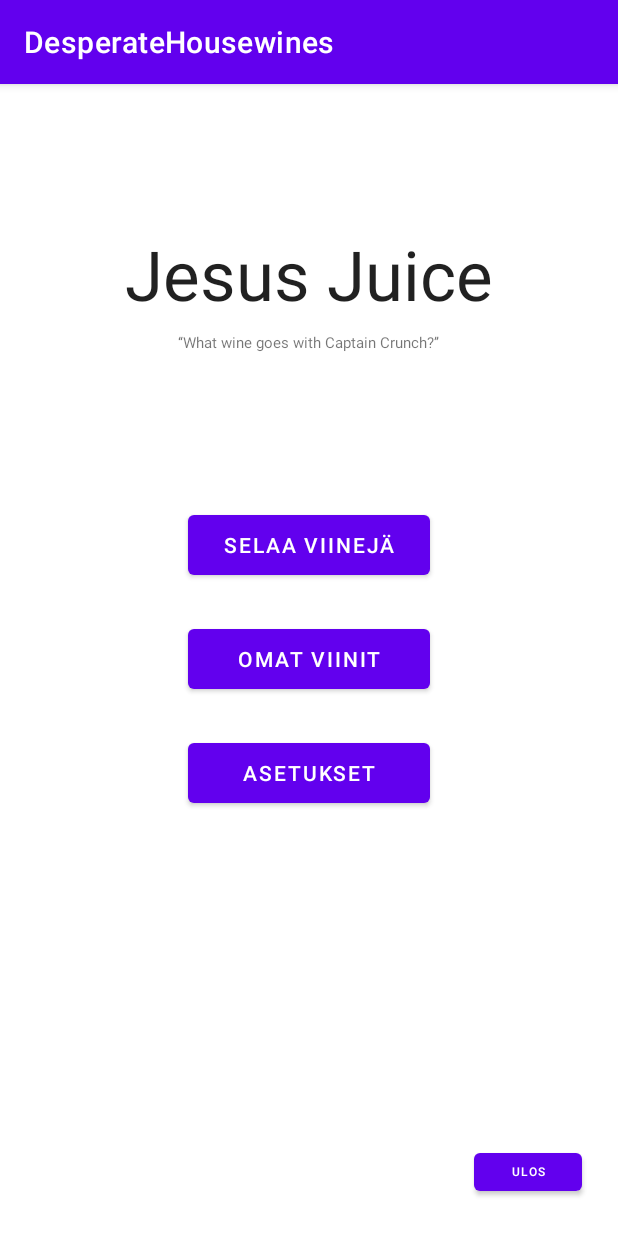
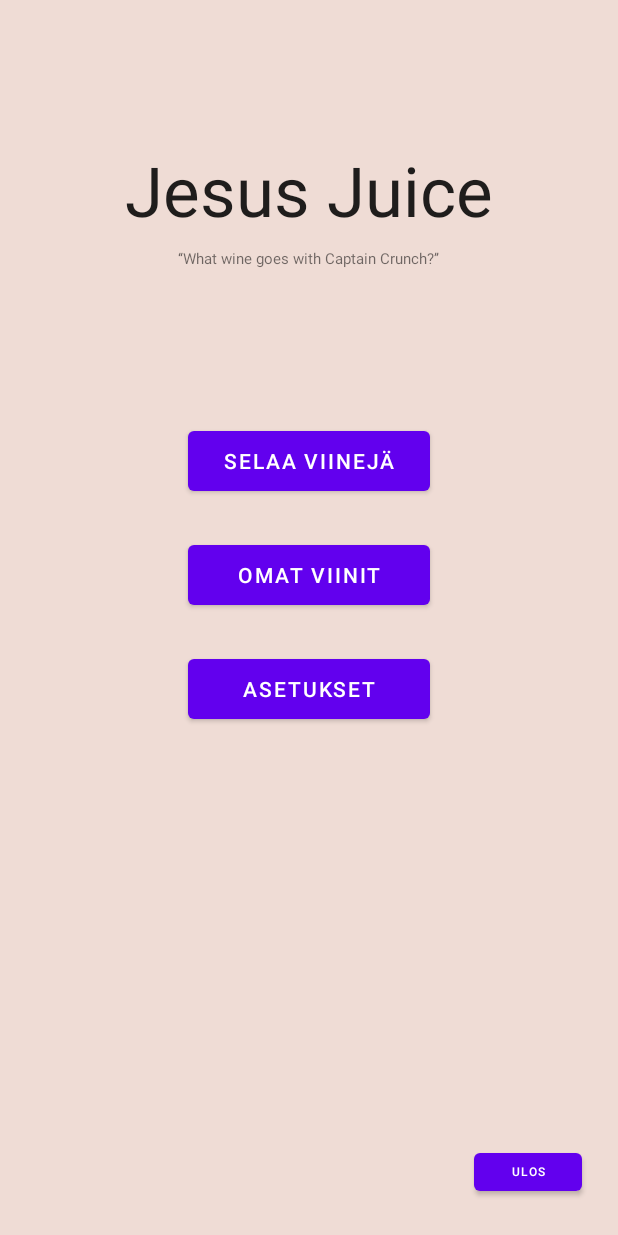
Before and after one commit to lissuu/desperate_housewines, an Android app: the screen it shows after launch (MainActivity), on a phone screen of 412 x 824 dp. Run offline under Robolectric (Android 15) with nearby library versions, the phone set to English and light mode, and no system bars.

Commit message:
Fix Android not letting volley do unsecure downloads and remove top banner

```diff
--- a/app/src/main/AndroidManifest.xml
+++ b/app/src/main/AndroidManifest.xml
@@ -5,6 +5,7 @@
     <uses-permission android:name="android.permission.INTERNET" />
 
     <application
+        android:usesCleartextTraffic="true"
         android:allowBackup="true"
         android:icon="@mipmap/ic_launcher"
         android:label="@string/app_name"
--- a/app/src/main/res/values/colors.xml
+++ b/app/src/main/res/values/colors.xml
@@ -7,4 +7,5 @@
     <color name="teal_700">#FF018786</color>
     <color name="black">#FF000000</color>
     <color name="white">#FFFFFFFF</color>
+    <color name="activity_background">#efdcd5</color>
 </resources>
--- a/app/src/main/res/values/themes.xml
+++ b/app/src/main/res/values/themes.xml
@@ -12,5 +12,10 @@
         <!-- Status bar color. -->
         <item name="android:statusBarColor" tools:targetApi="l">?attr/colorPrimaryVariant</item>
         <!-- Customize your theme here. -->
+
+        <item name="android:background">@color/activity_background</item>
+        <item name="windowActionBar">false</item>
+        <item name="windowNoTitle">true</item>
+        <item name="android:windowFullscreen">true</item>
     </style>
 </resources>
```
